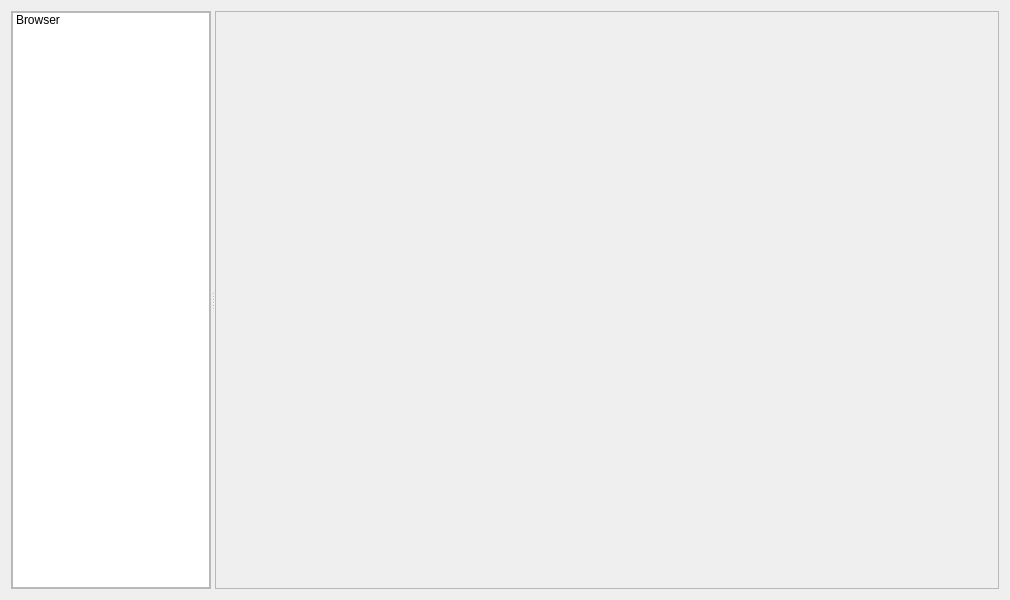
Old version of the form src/ui/qgsdatasourcemanagerdialog.ui in the repository carsmie/QGIS.
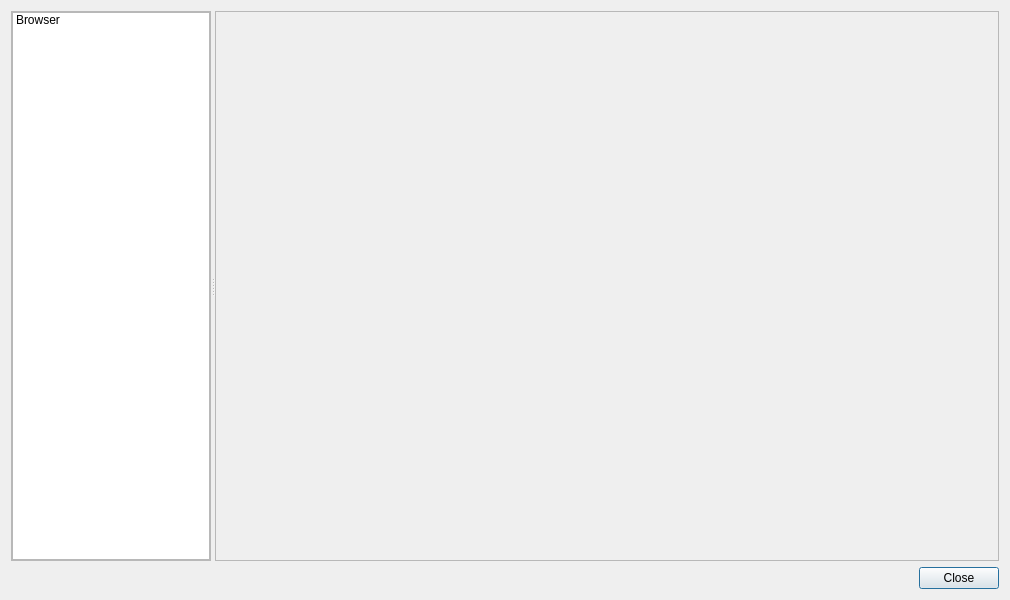
New version of the form. Icons and pictures are not drawn.

Commit message: [addlayerbutton] More embeddable dialogs

```diff
--- a/src/ui/qgsdatasourcemanagerdialog.ui
+++ b/src/ui/qgsdatasourcemanagerdialog.ui
@@ -151,6 +151,13 @@
      </widget>
     </widget>
    </item>
+   <item>
+    <widget class="QDialogButtonBox" name="buttonBox">
+     <property name="standardButtons">
+      <set>QDialogButtonBox::Close</set>
+     </property>
+    </widget>
+   </item>
   </layout>
  </widget>
  <resources>
```
Left out of the diff: 19 changed lines with no effect on the pictures. The commit also changes 8 other files.
